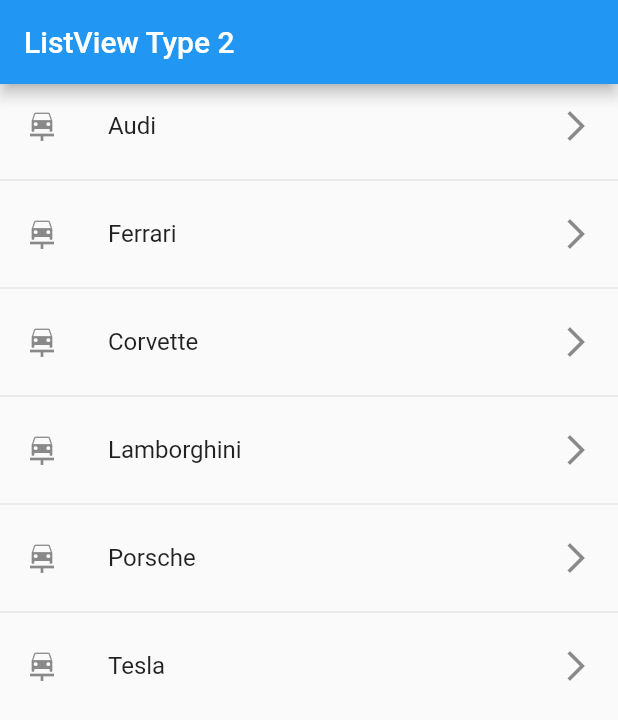
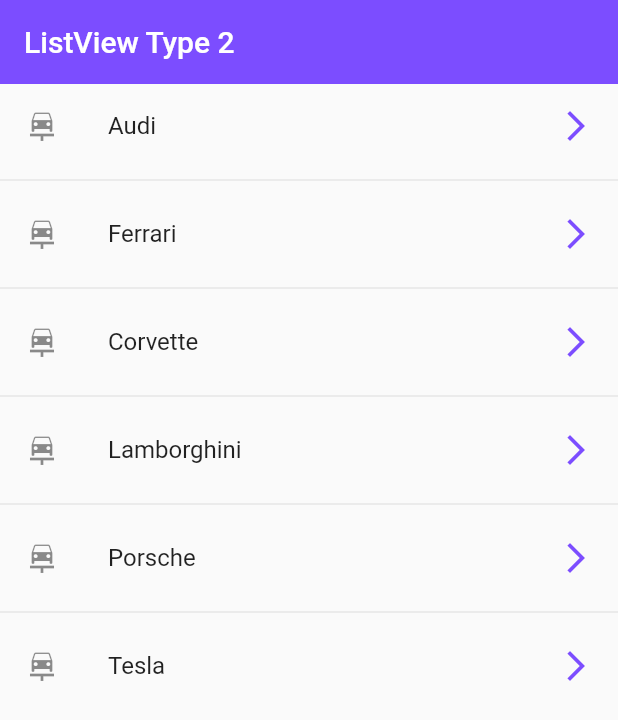
Before and after one commit to johnhaverh/componentsFlutter, a Flutter app: the screen it shows after launch, on a phone screen of 412 x 824 dp. Shown: the top 720 px of the screen. Run offline on Flutter 3.47's test engine with Material 2 defaults, Android fonts, the phone set to English and light mode, and no system bars.

Commit message:
componentsflutter: listview2_page.dart: update

```diff
--- a/lib/pages/listview2_page.dart
+++ b/lib/pages/listview2_page.dart
@@ -11,6 +11,8 @@ class Listview2Page extends StatelessWidget {
     return Scaffold(
       appBar: AppBar(
         title: const Text('ListView Type 2'),
+        elevation: 0,
+        backgroundColor: Colors.deepPurpleAccent,
       ),
       body: ListView.separated(
         itemCount: superCars.length,
@@ -18,19 +20,14 @@ class Listview2Page extends StatelessWidget {
         itemBuilder: (context, index) => ListTile(
             leading: Icon(Icons.car_repair),
             title: Text(superCars[index]),
-            trailing: Icon(Icons.arrow_forward_ios_outlined),
+            trailing: Icon(Icons.arrow_forward_ios_outlined, color: Colors.deepPurpleAccent,),
+            onTap: () {
+              final supercar = superCars[index];
+              print(supercar);
+            } ,
           ),
         separatorBuilder: (_, __) => const Divider(),
       )
     );
   }
 }
-        // children: [
-        //   ...superCars.map((supercar) =>
-        //   ListTile(
-        //     //leading: Icon(Icons.accessibility),
-        //     title: Text(supercar),
-        //     trailing: Icon(Icons.arrow_forward_ios_outlined),
-        //   )).toList(),
-        //   Divider(),
-        // ],
```
